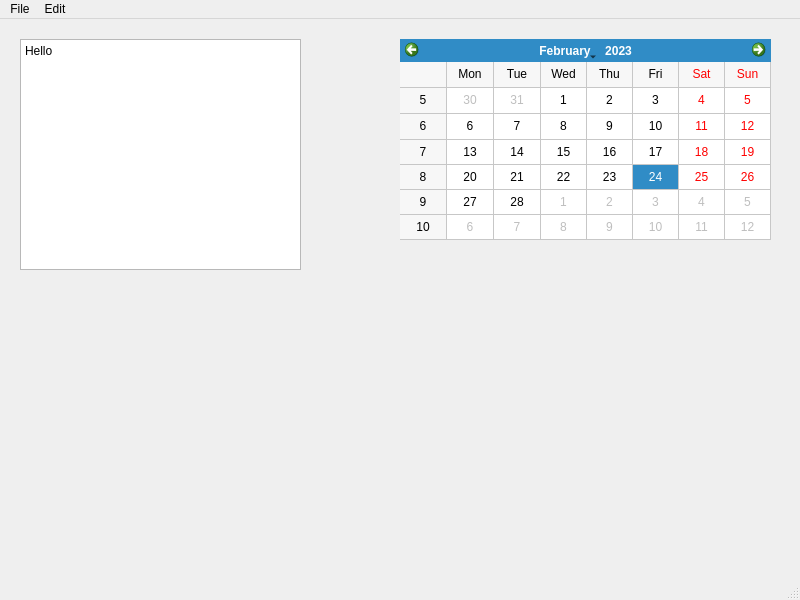
Before: the Qt Designer form mainwindow.ui in charles8ff/ToDoListC-, drawn with Qt 5.
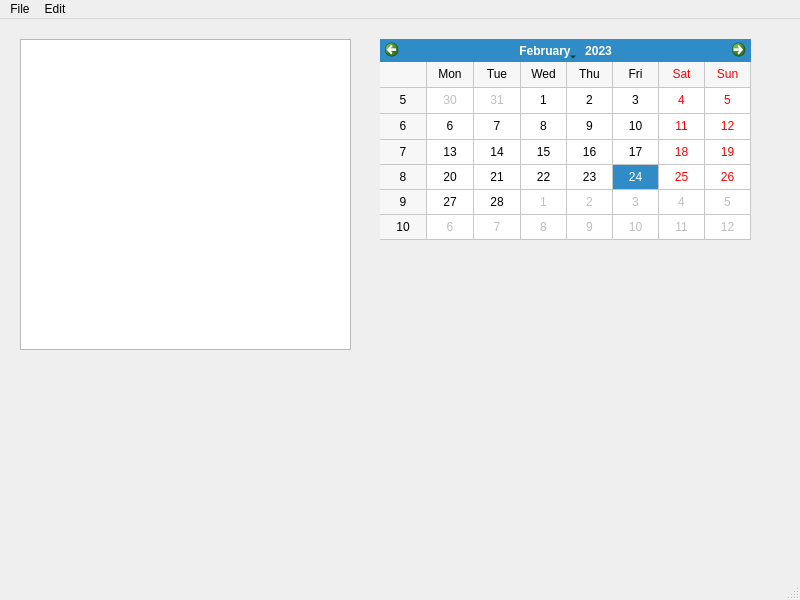
After: the same form once the commit is applied. Icons and pictures are not drawn.

Diff of the .ui file:
```diff
--- a/mainwindow.ui
+++ b/mainwindow.ui
@@ -17,7 +17,7 @@
    <widget class="QCalendarWidget" name="Calendar">
     <property name="geometry">
      <rect>
-      <x>400</x>
+      <x>380</x>
       <y>20</y>
       <width>371</width>
       <height>201</height>
@@ -39,12 +39,15 @@
      <rect>
       <x>20</x>
       <y>20</y>
-      <width>281</width>
-      <height>231</height>
+      <width>331</width>
+      <height>311</height>
      </rect>
     </property>
     <property name="plainText">
-     <string>Hello</string>
+     <string/>
+    </property>
+    <property name="placeholderText">
+     <string>Write here</string>
     </property>
    </widget>
   </widget>
```
Left out of the diff: 4 changed lines with no effect on the pictures.
